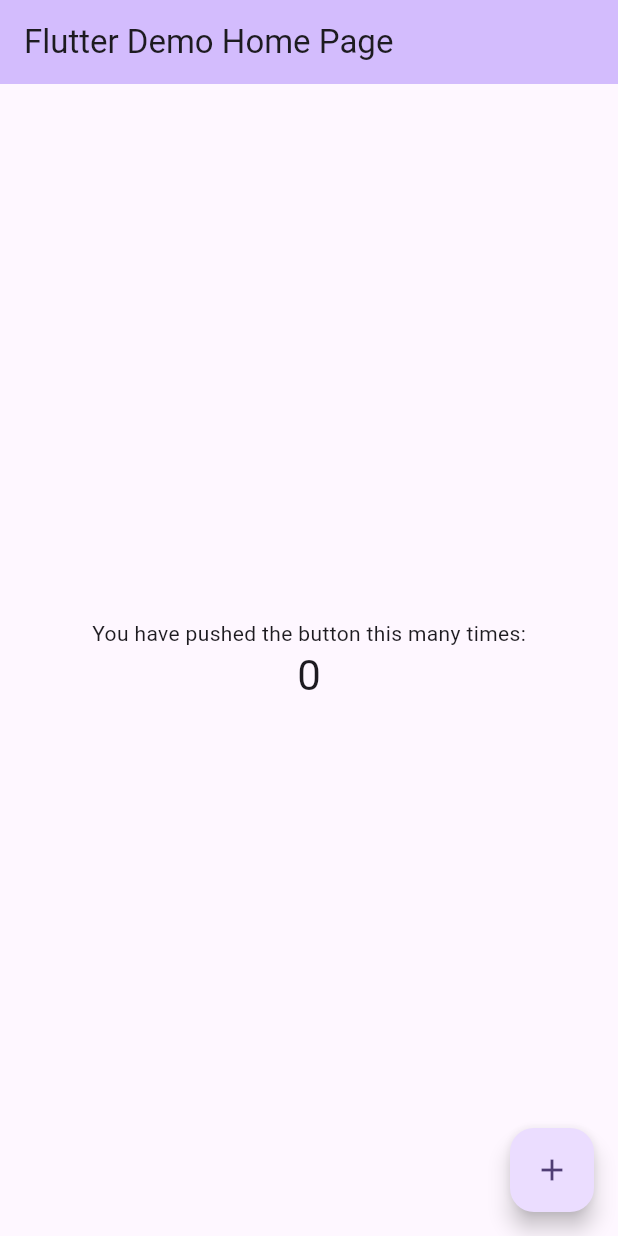
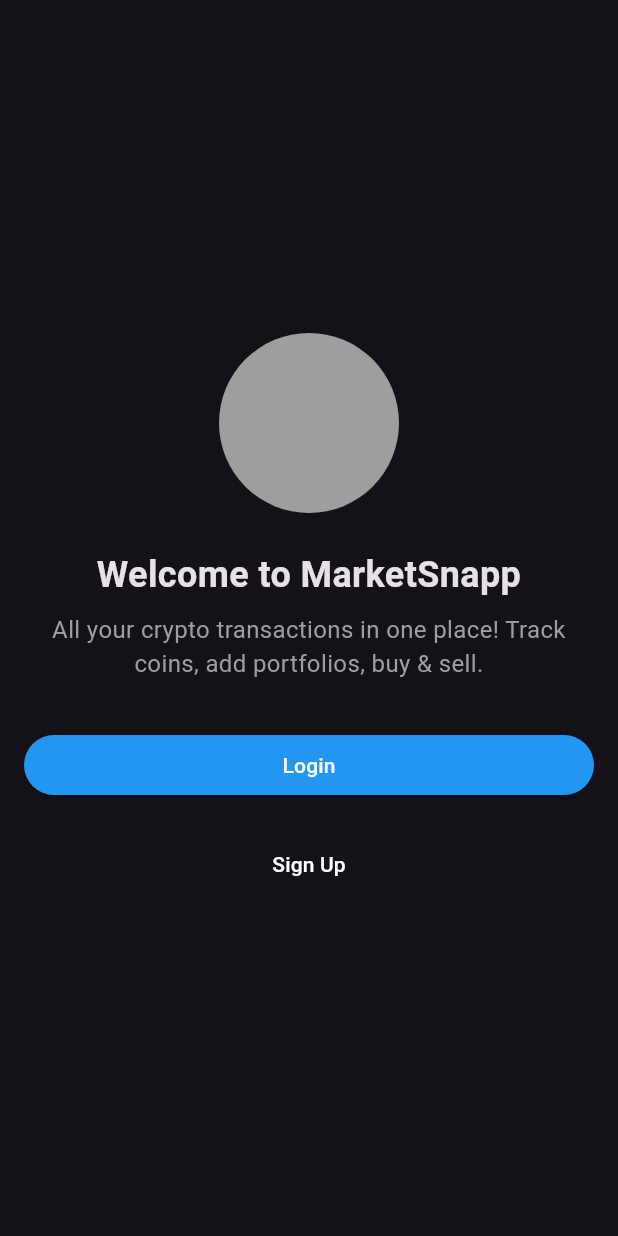
Before and after one commit to marketsnapp/Market-Snapp, a Flutter app: the screen it shows after launch, on a phone screen of 412 x 824 dp. Run offline on Flutter 3.47's test engine with Material 3 defaults, Android fonts, the light colour scheme and no system bars; our stand-ins replace flutter_dotenv, supabase_flutter; accounts and stored records are empty.

Commit message:
Developed Welcome, Login, Sign Up and Home Screens' Skeleton

```diff
--- a/lib/main.dart
+++ b/lib/main.dart
@@ -1,4 +1,9 @@
 import 'package:flutter/material.dart';
+import 'package:marketsnapp/pages/HomePage.dart';
+import 'package:marketsnapp/pages/LoginPage.dart';
+import 'package:marketsnapp/pages/SignUpPage.dart';
+import 'package:marketsnapp/pages/WelcomePage.dart';
+import 'package:marketsnapp/pages/SplashPage.dart';
 import 'package:supabase_flutter/supabase_flutter.dart';
 import 'package:flutter_dotenv/flutter_dotenv.dart';
 
@@ -12,73 +17,40 @@
     anonKey: dotenv.env['SUPABASE_KEY']!,
   );
 
-  runApp(MyApp());
+  runApp(const MyApp());
 }
 
-// It's handy to then extract the Supabase client in a variable for later uses
 final supabase = Supabase.instance.client;
 
 class MyApp extends StatelessWidget {
   const MyApp({super.key});
 
-  // This widget is the root of your application.
   @override
   Widget build(BuildContext context) {
     return MaterialApp(
-      title: 'Flutter Demo',
-      theme: ThemeData(
-        colorScheme: ColorScheme.fromSeed(seedColor: Colors.deepPurple),
-        useMaterial3: true,
+      title: 'Supabase Flutter',
+      theme: ThemeData.dark().copyWith(
+        primaryColor: Colors.green,
+        textButtonTheme: TextButtonThemeData(
+          style: TextButton.styleFrom(
+            foregroundColor: Colors.green,
+          ),
+        ),
+        elevatedButtonTheme: ElevatedButtonThemeData(
+          style: ElevatedButton.styleFrom(
+            foregroundColor: Colors.white,
+            backgroundColor: Colors.green,
+          ),
+        ),
       ),
-      home: const MyHomePage(title: 'Flutter Demo Home Page'),
+      initialRoute: '/',
+      routes: <String, WidgetBuilder>{
+        '/': (_) => const SplashPage(),
+        '/welcome': (_) => const WelcomePage(),
+        '/login': (_) => const LoginPage(),
+        '/sign-up': (_) => const SignUpPage(),
+        '/home': (_) => const HomePage(),
+      },
     );
   }
 }
-
-class MyHomePage extends StatefulWidget {
-  const MyHomePage({super.key, required this.title});
-
-  final String title;
-
-  @override
-  State<MyHomePage> createState() => _MyHomePageState();
-}
-
-class _MyHomePageState extends State<MyHomePage> {
-  int _counter = 0;
-
-  void _incrementCounter() {
-    setState(() {
-      _counter++;
-    });
-  }
-
-  @override
-  Widget build(BuildContext context) {
-    return Scaffold(
-      appBar: AppBar(
-        backgroundColor: Theme.of(context).colorScheme.inversePrimary,
-        title: Text(widget.title),
-      ),
-      body: Center(
-        child: Column(
-          mainAxisAlignment: MainAxisAlignment.center,
-          children: <Widget>[
-            const Text(
-              'You have pushed the button this many times:',
-            ),
-            Text(
-              '$_counter',
-              style: Theme.of(context).textTheme.headlineMedium,
-            ),
-          ],
-        ),
-      ),
-      floatingActionButton: FloatingActionButton(
-        onPressed: _incrementCounter,
-        tooltip: 'Increment',
-        child: const Icon(Icons.add),
-      ),
-    );
-  }
-}
--- /dev/null
+++ b/lib/pages/WelcomePage.dart
@@ -0,0 +1,69 @@
+import 'package:flutter/material.dart';
+
+class WelcomePage extends StatelessWidget {
+  const WelcomePage({super.key});
+
+  @override
+  Widget build(BuildContext context) {
+    return Scaffold(
+      body: Padding(
+        padding: const EdgeInsets.all(16.0),
+        child: Column(
+          mainAxisAlignment: MainAxisAlignment.center,
+          crossAxisAlignment: CrossAxisAlignment.stretch,
+          children: <Widget>[
+            const CircleAvatar(
+              radius: 60.0,
+              backgroundColor: Colors.grey, // Placeholder for profile image
+            ),
+            const SizedBox(height: 24.0),
+            const Text(
+              'Welcome to MarketSnapp',
+              textAlign: TextAlign.center,
+              style: TextStyle(
+                fontSize: 24.0,
+                fontWeight: FontWeight.bold,
+              ),
+            ),
+            const SizedBox(height: 8.0),
+            const Text(
+              'All your crypto transactions in one place! Track coins, add portfolios, buy & sell.',
+              textAlign: TextAlign.center,
+              style: TextStyle(
+                fontSize: 16.0,
+                color: Colors.grey,
+              ),
+            ),
+            const SizedBox(height: 32.0),
+            ElevatedButton(
+              child: const Text(
+                'Login',
+              ),
+              onPressed: () {
+                Navigator.pushNamed(context, "/login");
+              },
+              style: ElevatedButton.styleFrom(
+                backgroundColor: Colors.blue,
+                padding: const EdgeInsets.symmetric(vertical: 7.0),
+              ),
+            ),
+            const SizedBox(height: 16.0),
+            TextButton(
+              child: const Text(
+                'Sign Up',
+                style: TextStyle(color: Colors.white),
+              ),
+              onPressed: () {
+                Navigator.pushNamed(context, "/sign-up");
+              },
+              style: TextButton.styleFrom(
+                backgroundColor: Colors.transparent,
+                padding: const EdgeInsets.symmetric(vertical: 16.0),
+              ),
+            ),
+          ],
+        ),
+      ),
+    );
+  }
+}
```
Also changed, not shown: lib/pages/HomePage.dart (added, +53 -0 lines), lib/pages/LoginPage.dart (added, +74 -0 lines), lib/pages/SignUpPage.dart (added, +73 -0 lines), lib/pages/SplashPage.dart (added, +38 -0 lines).
